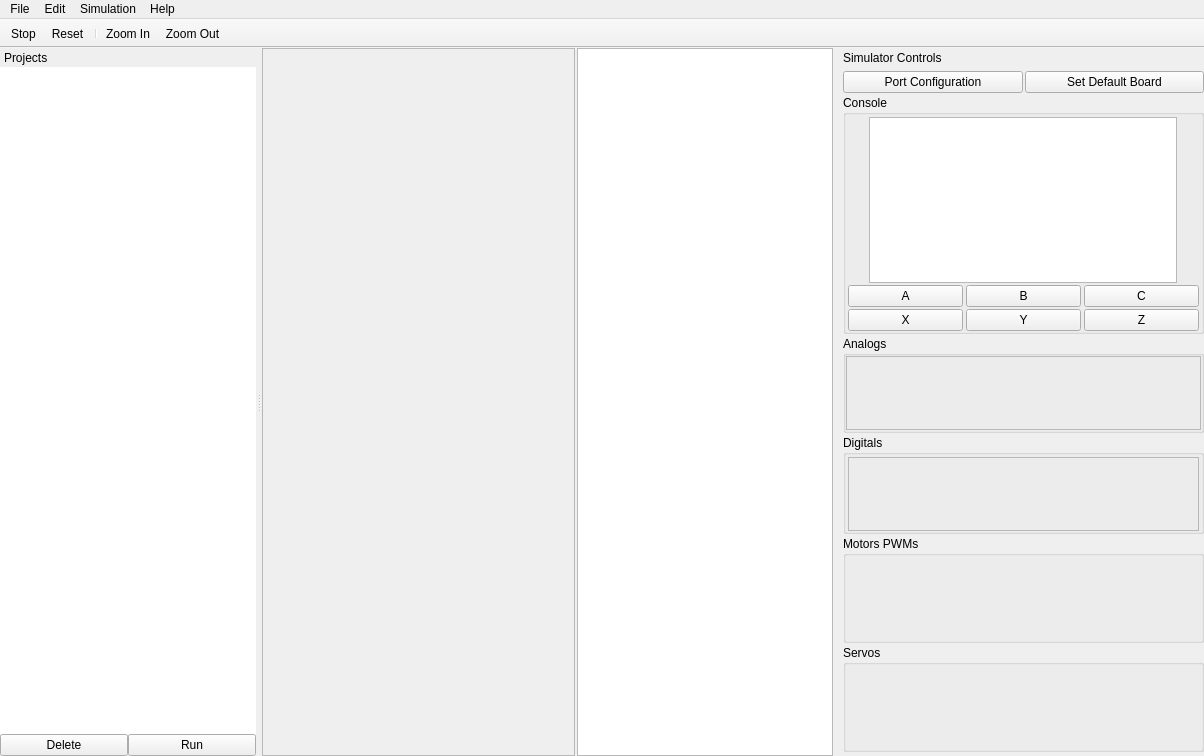
Old version of the form ui/main_window.ui in the repository kipr/cs2.
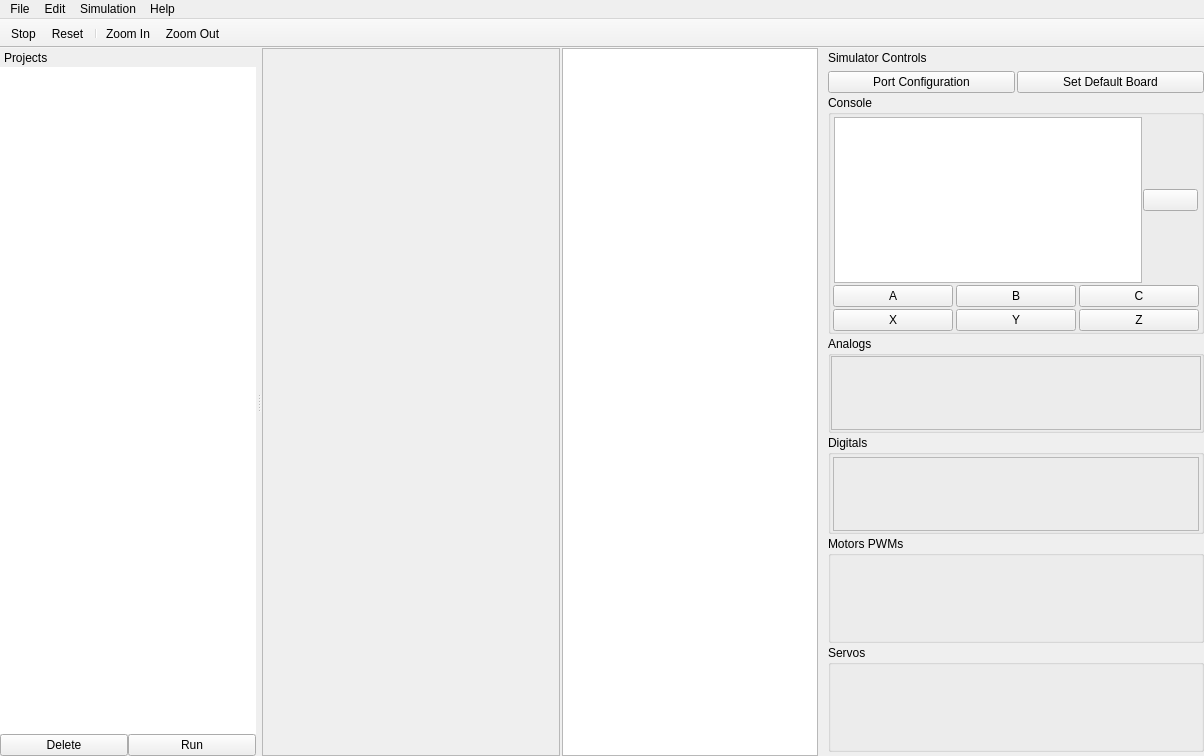
New version of the form. Icons and pictures are not drawn. Custom widgets are drawn as their Qt base class.

Commit message: Support for side button (jank UI placement though...)

The edit to the form file:
```diff
--- a/ui/main_window.ui
+++ b/ui/main_window.ui
@@ -153,6 +153,18 @@
    <addaction name="actionZoomOut"/>
   </widget>
   <widget class="QDockWidget" name="simControls">
+   <property name="minimumSize">
+    <size>
+     <width>380</width>
+     <height>326</height>
+    </size>
+   </property>
+   <property name="maximumSize">
+    <size>
+     <width>380</width>
+     <height>50026</height>
+    </size>
+   </property>
    <property name="features">
     <set>QDockWidget::DockWidgetMovable</set>
    </property>
@@ -168,13 +180,13 @@
    <widget class="QWidget" name="dockWidgetContents">
     <property name="minimumSize">
      <size>
-      <width>365</width>
+      <width>380</width>
       <height>300</height>
      </size>
     </property>
     <property name="maximumSize">
      <size>
-      <width>365</width>
+      <width>380</width>
       <height>50000</height>
      </size>
     </property>
@@ -189,7 +201,7 @@
       <widget class="QScrollArea" name="scrollArea">
        <property name="minimumSize">
         <size>
-         <width>365</width>
+         <width>380</width>
          <height>0</height>
         </size>
        </property>
@@ -209,9 +221,9 @@
         <property name="geometry">
          <rect>
           <x>0</x>
-          <y>0</y>
-          <width>350</width>
-          <height>712</height>
+          <y>-34</y>
+          <width>372</width>
+          <height>722</height>
          </rect>
         </property>
         <layout class="QVBoxLayout" name="verticalLayout" stretch="0,0,0,0,0,0,1">
@@ -304,6 +316,19 @@
                 </property>
                </widget>
               </item>
+              <item>
+               <widget class="QPushButton" name="sideButton">
+                <property name="maximumSize">
+                 <size>
+                  <width>55</width>
+                  <height>16777215</height>
+                 </size>
+                </property>
+                <property name="text">
+                 <string/>
+                </property>
+               </widget>
+              </item>
              </layout>
             </item>
             <item>
```
The commit also changes 2 other files.
